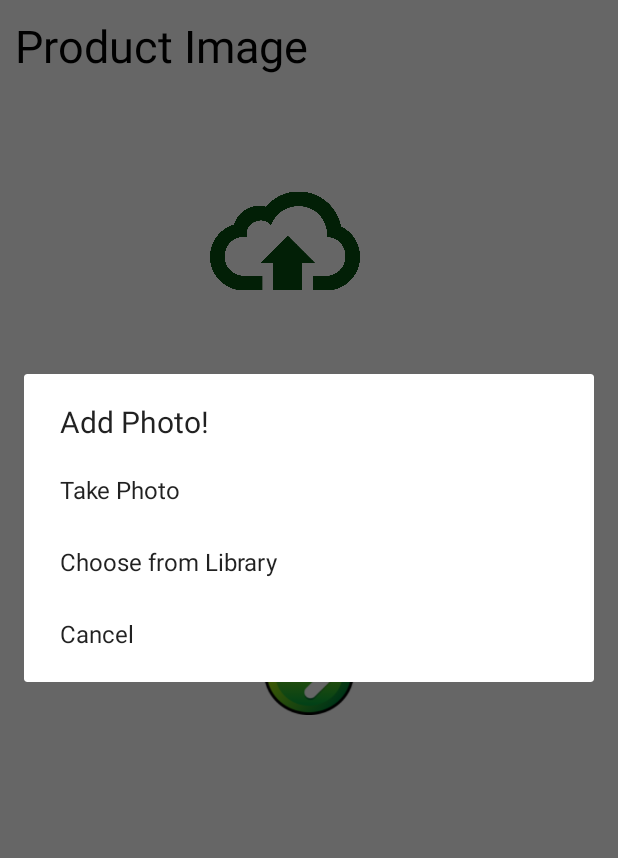
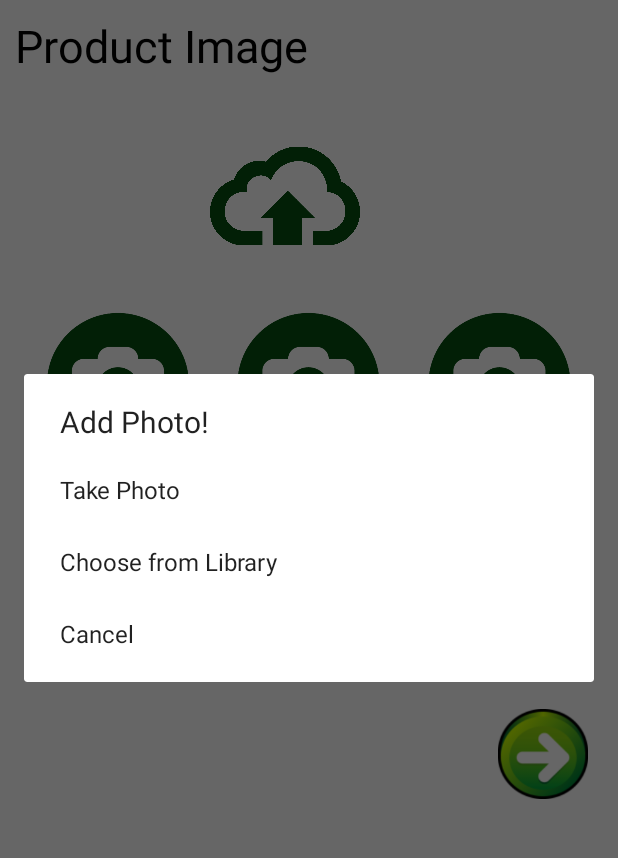
Before and after one commit to Kuldeep-jindani/MarketPlace, an Android app: the SellForm screen opened directly, with no data from a screen before it, after a tap on an icon or button, on a phone screen of 412 x 824 dp, the part 90-948 px from its top. Run offline under Robolectric (Android 15) with nearby library versions, the phone set to English and light mode, and no system bars; our stand-ins replace Volley; libraries missing offline, so code that uses them is left out: com.kaopiz.kprogresshud; pictures from the network do not load.

Commit message:
sell form changes

```diff
--- a/app/src/main/java/com/place/market/pro/sau/marketplace/SellForm.java
+++ b/app/src/main/java/com/place/market/pro/sau/marketplace/SellForm.java
@@ -20,6 +20,7 @@ import com.android.volley.Request;
 import com.android.volley.Response;
 import com.android.volley.VolleyError;
 import com.android.volley.toolbox.Volley;
+import com.bumptech.glide.Glide;
 import com.kaopiz.kprogresshud.KProgressHUD;
 import com.place.market.pro.sau.marketplace.ImageUploading.VolleyMultipartRequest;
 
@@ -307,26 +308,32 @@ public class SellForm extends AppCompatActivity {
 //                                        addimg_uid.setText(obj.getString("imageurl"));
 //                                        btn_addimg1.setText("Done/Edit");
 //                                        btn_addimg1.setTextColor(getContext().getResources().getColor(R.color.green));
+
+                                        Glide.with(getApplicationContext()).load(obj.getString("imageurl")).into(img_preview1);
                                     } if (pic2 == 1) {
                                         editor.putString("image2",obj.getString("imageurl"));
 //                                        addimg_uid.setText(obj.getString("imageurl"));
 //                                        btn_addimg1.setText("Done/Edit");
 //                                        btn_addimg1.setTextColor(getContext().getResources().getColor(R.color.green));
+                                        Glide.with(getApplicationContext()).load(obj.getString("imageurl")).into(img_preview2);
                                     } if (pic3 == 1) {
                                         editor.putString("image3",obj.getString("imageurl"));
 //                                        addimg_uid.setText(obj.getString("imageurl"));
 //                                        btn_addimg1.setText("Done/Edit");
 //                                        btn_addimg1.setTextColor(getContext().getResources().getColor(R.color.green));
+                                        Glide.with(getApplicationContext()).load(obj.getString("imageurl")).into(img_preview3);
                                     } if (pic4 == 1) {
                                         editor.putString("image4",obj.getString("imageurl"));
 //                                        addimg_uid.setText(obj.getString("imageurl"));
 //                                        btn_addimg1.setText("Done/Edit");
 //                                        btn_addimg1.setTextColor(getContext().getResources().getColor(R.color.green));
+                                        Glide.with(getApplicationContext()).load(obj.getString("imageurl")).into(img_preview4);
                                     } if (pic5 == 1) {
                                         editor.putString("image5",obj.getString("imageurl"));
 //                                        addimg_uid.setText(obj.getString("imageurl"));
 //                                        btn_addimg1.setText("Done/Edit");
 //                                        btn_addimg1.setTextColor(getContext().getResources().getColor(R.color.green));
+                                        Glide.with(getApplicationContext()).load(obj.getString("imageurl")).into(img_preview5);
                                     }
 editor.apply();
                                 }
--- a/app/src/main/res/layout/activity_sell_form.xml
+++ b/app/src/main/res/layout/activity_sell_form.xml
@@ -21,12 +21,19 @@
             android:layout_margin="5dp"
             android:src="@drawable/cdrfinallogo" />
     </LinearLayout>
+    <ScrollView
+        android:layout_width="match_parent"
+        android:layout_height="match_parent">
+    <LinearLayout
+        android:orientation="vertical"
+        android:layout_width="match_parent"
+        android:layout_height="match_parent">
+
 
         <!--<View-->
         <!--android:layout_width="match_parent"-->
         <!--android:layout_height="2dp"-->
         <!--android:background="@color/colorBlack" />-->
-
 
         <TextView
             android:layout_width="match_parent"
@@ -36,17 +43,13 @@
             android:textColor="@color/colorBlack"
             android:textSize="30dp" />
 
-
-
-
         <ImageView
             android:id="@+id/camera"
             android:layout_width="100dp"
             android:layout_height="100dp"
             android:layout_marginLeft="140dp"
-        android:layout_marginTop="50dp"
+            android:layout_marginTop="20dp"
             android:src="@drawable/green_upload" />
-
 
         <LinearLayout
             android:layout_width="match_parent"
@@ -54,7 +57,7 @@
             android:layout_marginBottom="15dp"
             android:layout_marginLeft="15dp"
             android:layout_marginRight="15dp"
-        android:layout_marginTop="30dp"
+            android:layout_marginTop="20dp"
             android:orientation="horizontal">
 
             <ImageView
@@ -64,48 +67,54 @@
                 android:layout_gravity="center"
                 android:layout_margin="5dp"
                 android:layout_weight="1"
-            android:src="@drawable/plus" />
+                android:src="@drawable/camera" />
 
             <ImageView
                 android:id="@+id/preview_img2"
-
                 android:layout_width="100dp"
                 android:layout_height="100dp"
                 android:layout_gravity="center"
                 android:layout_margin="5dp"
                 android:layout_weight="1"
-            android:src="@drawable/plus" />
+                android:src="@drawable/camera" />
 
             <ImageView
                 android:id="@+id/preview_img3"
-
-            android:layout_width="100dp"
-
-            android:layout_height="100dp"
-            android:layout_gravity="center"
-            android:layout_margin="5dp"
-            android:layout_weight="1"
-            android:src="@drawable/plus" />
-
-        <ImageView
-            android:id="@+id/preview_img4"
-
                 android:layout_width="100dp"
                 android:layout_height="100dp"
                 android:layout_gravity="center"
                 android:layout_margin="5dp"
                 android:layout_weight="1"
-            android:src="@drawable/plus" />
+                android:src="@drawable/camera" />
+
+        </LinearLayout>
+
+        <LinearLayout
+            android:layout_width="match_parent"
+            android:layout_height="wrap_content"
+            android:layout_marginBottom="15dp"
+            android:layout_marginLeft="70dp"
+            android:layout_marginRight="70dp"
+            android:layout_marginTop="10dp"
+            android:orientation="horizontal">
 
             <ImageView
-            android:id="@+id/preview_img5"
-
+                android:id="@+id/preview_img4"
                 android:layout_width="100dp"
                 android:layout_height="100dp"
                 android:layout_gravity="center"
                 android:layout_margin="5dp"
                 android:layout_weight="1"
-            android:src="@drawable/plus" />
+                android:src="@drawable/camera" />
+            <ImageView
+                android:id="@+id/preview_img5"
+                android:layout_width="100dp"
+                android:layout_height="100dp"
+                android:layout_gravity="center"
+                android:layout_margin="5dp"
+                android:layout_weight="1"
+                android:src="@drawable/camera" />
+
         </LinearLayout>
 
         <TextView
@@ -130,7 +139,13 @@
             android:id="@+id/next"
             android:layout_width="60dp"
             android:layout_height="60dp"
-        android:layout_gravity="center"
-        android:layout_marginTop="50dp"
+            android:layout_gravity="bottom|right"
+            android:layout_marginTop="10dp"
+            android:layout_marginRight="20dp"
             android:src="@drawable/nextbtn" />
+
     </LinearLayout>
+
+
+</ScrollView>
+</LinearLayout>
```
Lines whose indentation alone changed are shown as unchanged.
